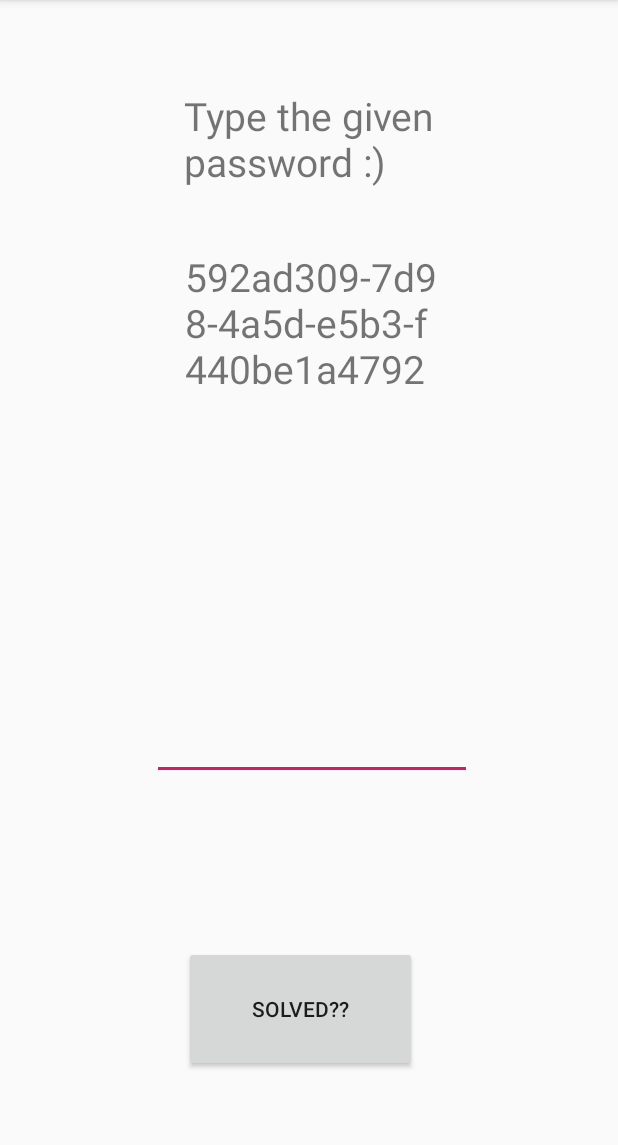
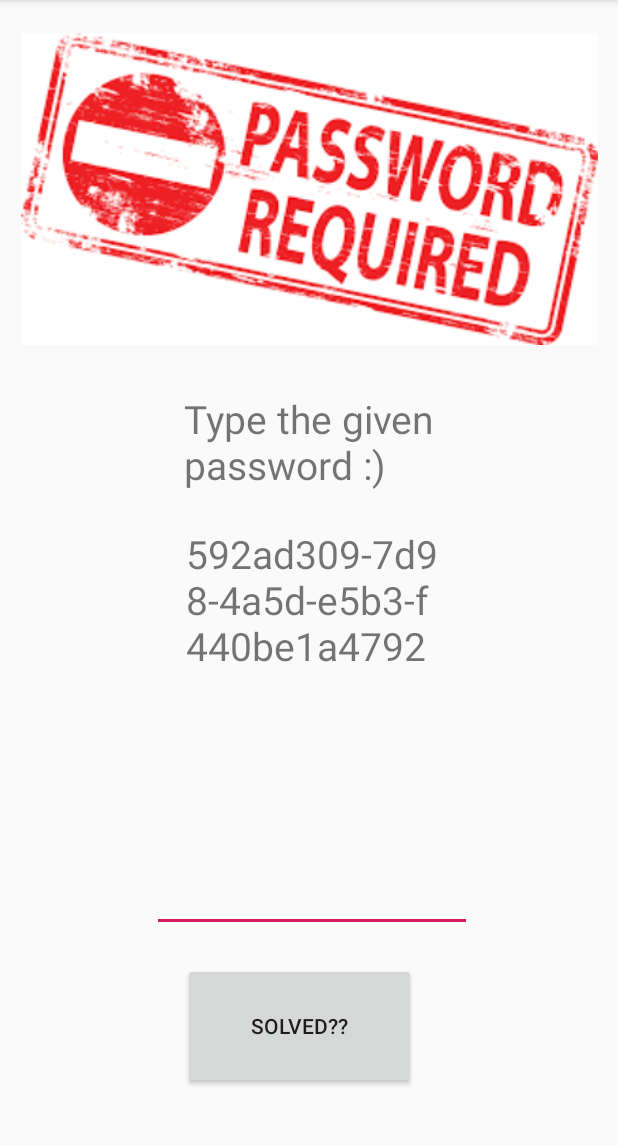
Before and after one commit to daantjee546/AlarmClockApp, an Android app: the PasswordOption screen opened directly, with no data from a screen before it, on a phone screen of 412 x 824 dp, the part 84-1229 px from its top. Run offline under Robolectric (Android 15) with nearby library versions, the phone set to English and light mode, and no system bars.

Commit message:
Add images on password and MathProblem design

```diff
--- a/AlarmClockApp/app/src/main/res/layout/activity_password_option.xml
+++ b/AlarmClockApp/app/src/main/res/layout/activity_password_option.xml
@@ -11,28 +11,27 @@
         android:layout_width="171dp"
         android:layout_height="78dp"
         android:layout_marginStart="122dp"
-        android:layout_marginTop="50dp"
         android:layout_marginEnd="118dp"
-        android:layout_marginBottom="10dp"
         android:text="Type the given password :)"
         android:textSize="26sp"
         app:layout_constraintBottom_toTopOf="@+id/textView7"
         app:layout_constraintEnd_toEndOf="parent"
+        app:layout_constraintHorizontal_bias="1.0"
         app:layout_constraintStart_toStartOf="parent"
-        app:layout_constraintTop_toTopOf="parent" />
+        app:layout_constraintTop_toBottomOf="@+id/imageView4" />
 
     <TextView
         android:id="@+id/textView7"
         android:layout_width="170dp"
         android:layout_height="199dp"
         android:layout_marginStart="122dp"
-        android:layout_marginTop="10dp"
         android:layout_marginEnd="118dp"
-        android:layout_marginBottom="100dp"
+        android:layout_marginBottom="10dp"
         android:text="TextView"
         android:textSize="26sp"
         app:layout_constraintBottom_toTopOf="@+id/passwordAnswer"
         app:layout_constraintEnd_toEndOf="parent"
+        app:layout_constraintHorizontal_bias="1.0"
         app:layout_constraintStart_toStartOf="parent"
         app:layout_constraintTop_toBottomOf="@+id/textView6" />
 
@@ -41,27 +40,41 @@
         android:layout_width="155dp"
         android:layout_height="84dp"
         android:layout_marginStart="122dp"
-        android:layout_marginTop="20dp"
+        android:layout_marginTop="9dp"
         android:layout_marginEnd="134dp"
-        android:layout_marginBottom="44dp"
+        android:layout_marginBottom="30dp"
+        android:onClick="solvedPassword"
         android:text="Solved??"
         app:layout_constraintBottom_toBottomOf="parent"
         app:layout_constraintEnd_toEndOf="parent"
+        app:layout_constraintHorizontal_bias="0.0"
         app:layout_constraintStart_toStartOf="parent"
-        app:layout_constraintTop_toBottomOf="@+id/passwordAnswer"
-        android:onClick="solvedPassword"/>
+        app:layout_constraintTop_toBottomOf="@+id/passwordAnswer" />
 
     <EditText
         android:id="@+id/passwordAnswer"
         android:layout_width="wrap_content"
         android:layout_height="wrap_content"
         android:layout_marginStart="101dp"
+        android:layout_marginTop="3dp"
         android:layout_marginEnd="97dp"
-        android:layout_marginBottom="81dp"
         android:ems="10"
         android:inputType="textPassword"
         app:layout_constraintBottom_toTopOf="@+id/solvedBtn"
         app:layout_constraintEnd_toEndOf="parent"
+        app:layout_constraintHorizontal_bias="0.0"
         app:layout_constraintStart_toStartOf="parent"
         app:layout_constraintTop_toBottomOf="@+id/textView7" />
+
+    <ImageView
+        android:id="@+id/imageView4"
+        android:layout_width="395dp"
+        android:layout_height="208dp"
+        android:layout_marginTop="10dp"
+        android:layout_marginBottom="20dp"
+        app:layout_constraintBottom_toTopOf="@+id/textView6"
+        app:layout_constraintEnd_toEndOf="parent"
+        app:layout_constraintStart_toStartOf="parent"
+        app:layout_constraintTop_toTopOf="parent"
+        app:srcCompat="@drawable/password" />
 </androidx.constraintlayout.widget.ConstraintLayout>
```
Also changed, not shown: AlarmClockApp/app/src/main/res/layout/activity_math_problem.xml (+28 -5 lines), AlarmClockApp/app/src/main/res/drawable-v24/math.jpg (added), AlarmClockApp/app/src/main/res/drawable-v24/math1.jpg (added), AlarmClockApp/app/src/main/res/drawable-v24/password.png (added).
